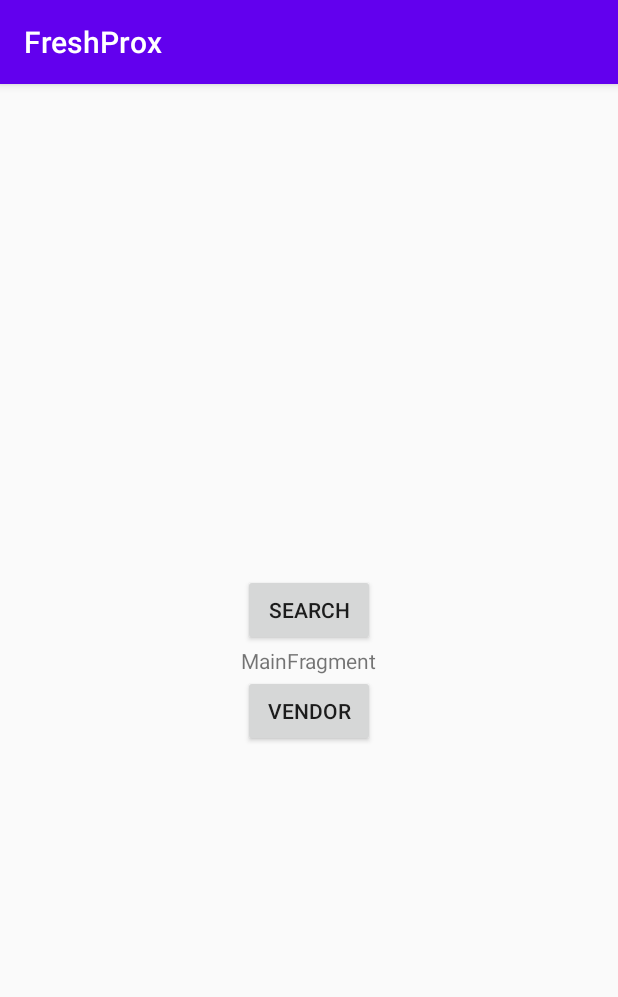
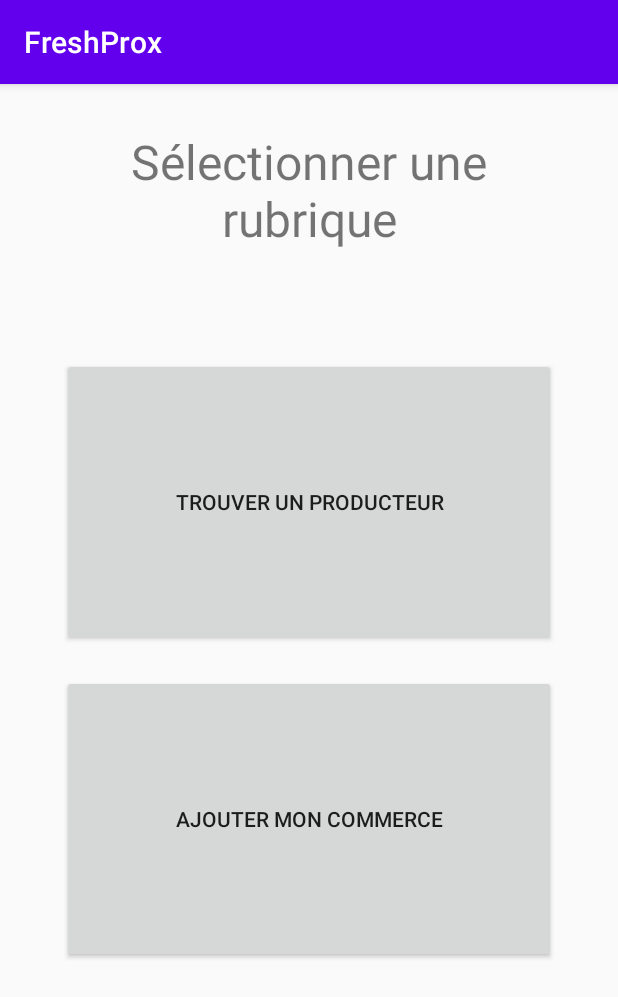
Before and after one commit to QuentinLarose/pns-si3-ihm-1920-UziVertTeam, an Android app: the screen it shows after launch (MainActivity), on a phone screen of 412 x 824 dp. Shown: the top 997 px of the screen. Run offline under Robolectric (Android 15) with nearby library versions, the light colour scheme and no system bars.

Commit message:
affichage menu

```diff
--- a/Project/app/src/main/res/layout/main_fragment.xml
+++ b/Project/app/src/main/res/layout/main_fragment.xml
@@ -5,32 +5,51 @@
     android:id="@+id/main"
     android:layout_width="match_parent"
     android:layout_height="match_parent"
-    tools:context=".main.MainFragment">
+    tools:context=".main.MainFragment"
+    android:weightSum="1.0">
 
     <TextView
         android:id="@+id/message"
         android:layout_width="wrap_content"
         android:layout_height="wrap_content"
+        android:visibility="invisible"
         android:text="MainFragment"
         app:layout_constraintBottom_toBottomOf="parent"
         app:layout_constraintEnd_toEndOf="parent"
         app:layout_constraintStart_toStartOf="parent"
         app:layout_constraintTop_toTopOf="parent" />
 
-    <Button
-    android:layout_width="wrap_content"
-    android:layout_height="wrap_content"
-    android:id="@+id/tosearch"
-    android:text="Search"
-    app:layout_constraintBottom_toTopOf="@id/message"
-    app:layout_constraintEnd_toEndOf="parent"
-    app:layout_constraintStart_toStartOf="parent"/>
+    <TextView
+        android:id="@+id/title"
+        android:layout_width="0dp"
+        android:layout_height="wrap_content"
+        app:layout_constraintWidth_percent="0.7"
+        android:textSize="32dp"
+        android:textAlignment="center"
+        android:layout_marginTop="30dp"
+        android:text="Sélectionner une rubrique"
+        app:layout_constraintEnd_toEndOf="parent"
+        app:layout_constraintStart_toStartOf="parent"
+        app:layout_constraintTop_toTopOf="parent" />
 
     <Button
-        android:layout_width="wrap_content"
-        android:layout_height="wrap_content"
+        android:layout_width="0dp"
+        android:layout_height="0dp"
+        app:layout_constraintWidth_percent="0.8"
+        app:layout_constraintHeight_percent="0.25"
+        android:id="@+id/tosearch"
+        android:text="Trouver un producteur"
+        app:layout_constraintBottom_toTopOf="@id/message"
+        app:layout_constraintEnd_toEndOf="parent"
+        app:layout_constraintStart_toStartOf="parent" />
+
+    <Button
+        android:layout_width="0dp"
+        android:layout_height="0dp"
+        app:layout_constraintWidth_percent="0.8"
+        app:layout_constraintHeight_percent="0.25"
         android:id="@+id/vendor"
-        android:text="Vendor"
+        android:text="Ajouter mon commerce"
         app:layout_constraintTop_toBottomOf="@id/message"
         app:layout_constraintEnd_toEndOf="parent"
         app:layout_constraintStart_toStartOf="parent"/>
```
